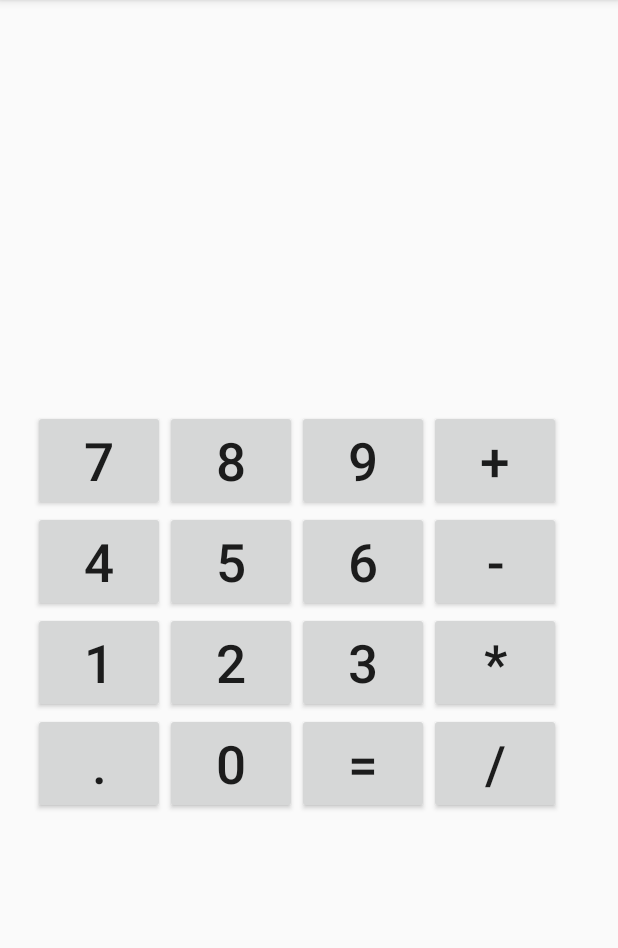
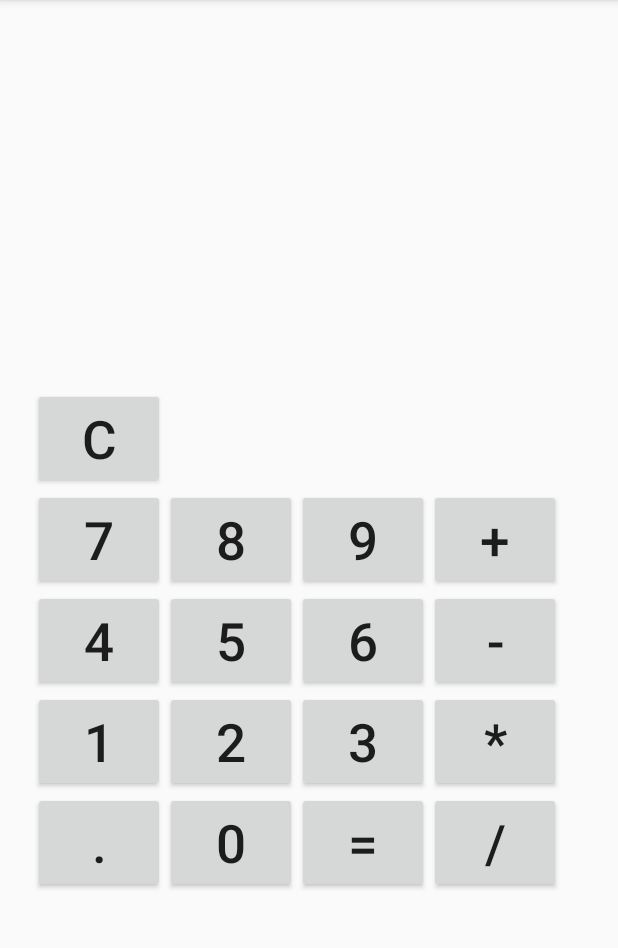
Before and after one commit to mesegirones/Calculator, an Android app: the screen it shows after launch (CalculatorActivity), on a phone screen of 412 x 824 dp, the part 84-1032 px from its top. Run offline under Robolectric (Android 15) with nearby library versions, the phone set to English and light mode, and no system bars.

Commit message:
Implemented de  Clear option and all the operators

```diff
--- a/app/src/main/res/layout/activity_calculator.xml
+++ b/app/src/main/res/layout/activity_calculator.xml
@@ -21,7 +21,7 @@
 
     <TableLayout
         android:layout_width="368dp"
-        android:layout_height="310dp"
+        android:layout_height="339dp"
         android:layout_marginBottom="8dp"
         android:layout_marginEnd="8dp"
         android:layout_marginLeft="8dp"
@@ -32,6 +32,20 @@
         app:layout_constraintEnd_toEndOf="parent"
         app:layout_constraintStart_toStartOf="parent"
         app:layout_constraintTop_toBottomOf="@+id/numView">
+
+        <TableRow
+            android:layout_width="match_parent"
+            android:layout_height="match_parent">
+
+            <Button
+                android:id="@+id/btnC"
+                android:layout_width="wrap_content"
+                android:layout_height="wrap_content"
+                android:onClick="onClickC"
+                android:text="C"
+                android:textSize="35sp" />
+
+        </TableRow>
 
         <TableRow
             android:layout_width="match_parent"
@@ -152,6 +166,7 @@
                 android:id="@+id/btnPoint"
                 android:layout_width="wrap_content"
                 android:layout_height="wrap_content"
+                android:onClick="onClickPoint"
                 android:text="."
                 android:textSize="35sp" />
 
@@ -179,6 +194,7 @@
                 android:text="/"
                 android:textSize="35sp" />
         </TableRow>
+
     </TableLayout>
 
 </android.support.constraint.ConstraintLayout>
--- a/build.gradle
+++ b/build.gradle
@@ -7,7 +7,7 @@ buildscript {
         jcenter()
     }
     dependencies {
-        classpath 'com.android.tools.build:gradle:3.1.3'
+        classpath 'com.android.tools.build:gradle:3.1.4'
 
 
         // NOTE: Do not place your application dependencies here; they belong
```
Also changed, not shown: app/src/main/java/com/example/misericordiagd/calculator/CalculatorActivity.java (+24 -1 lines), app/build.gradle (line endings or trailing spaces), app/src/main/AndroidManifest.xml (line endings or trailing spaces), app/src/main/res/drawable-v24/ic_launcher_foreground.xml (line endings or trailing spaces), app/src/main/res/drawable/ic_launcher_background.xml (line endings or trailing spaces), app/src/main/res/mipmap-anydpi-v26/ic_launcher.xml (line endings or trailing spaces), app/src/main/res/mipmap-anydpi-v26/ic_launcher_round.xml (line endings or trailing spaces), app/src/main/res/values/colors.xml (line endings or trailing spaces), app/src/main/res/values/strings.xml (line endings or trailing spaces), app/src/main/res/values/styles.xml (line endings or trailing spaces), gradle.properties (line endings or trailing spaces), gradle/wrapper/gradle-wrapper.properties, settings.gradle (line endings or trailing spaces), 7 other files.
